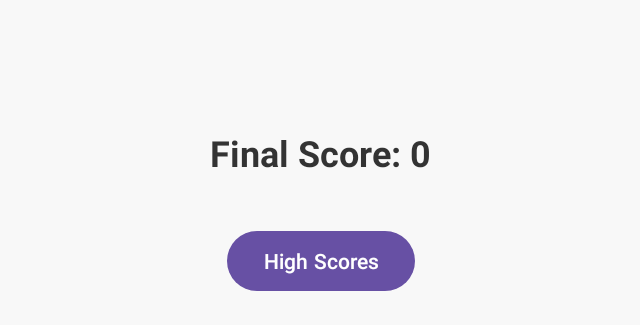
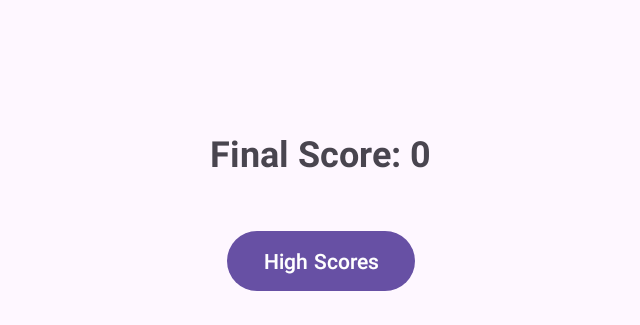
Before and after one commit to MizunashiEnigma/MAD_SequenceGame_Final_Project, an Android app: the screen it shows after launch (GameOverActivity), on a phone screen of 824 x 412 dp (held sideways). Shown: the top 325 px of the screen, without its empty margins (297-937 px from the left). Run offline under Robolectric (Android 15) with nearby library versions, the phone set to English and light mode, and no system bars.

Commit message:
IT WORKS

```diff
--- a/app/src/main/res/layout/activity_gameover.xml
+++ b/app/src/main/res/layout/activity_gameover.xml
@@ -3,7 +3,6 @@
     android:layout_width="match_parent"
     android:layout_height="match_parent"
     android:padding="32dp"
-    android:background="#f8f8f8"
     android:gravity="center">
 
     <TextView
@@ -12,7 +11,6 @@
         android:layout_height="wrap_content"
         android:text="Final Score: 0"
         android:textSize="24sp"
-        android:textColor="#333333"
         android:textStyle="bold"
         android:layout_centerHorizontal="true"
         android:layout_marginBottom="32dp" />
@@ -22,7 +20,6 @@
         android:layout_width="wrap_content"
         android:layout_height="wrap_content"
         android:text="High Scores"
-        android:textColor="#FFFFFF"
         android:layout_below="@id/scoreTV"
         android:layout_centerHorizontal="true"
         android:layout_marginBottom="16dp" />
@@ -32,7 +29,6 @@
         android:layout_width="wrap_content"
         android:layout_height="wrap_content"
         android:text="Play Again"
-        android:textColor="#FFFFFF"
         android:layout_below="@id/highScoresButton"
         android:layout_centerHorizontal="true"
         android:layout_marginBottom="16dp" />
@@ -42,7 +38,6 @@
         android:layout_width="wrap_content"
         android:layout_height="wrap_content"
         android:text="Return to Home"
-        android:textColor="#FFFFFF"
         android:layout_below="@id/playAgainButton"
         android:layout_centerHorizontal="true" />
 </RelativeLayout>
--- a/app/src/main/res/layout/activity_main.xml
+++ b/app/src/main/res/layout/activity_main.xml
@@ -11,7 +11,6 @@
             android:layout_height="wrap_content"
             android:text="Welcome To Rotation"
             android:textSize="26sp"
-            android:textColor="#333333"
             android:textStyle="bold"
             android:layout_centerHorizontal="true"
             android:layout_marginTop="50dp"
@@ -23,7 +22,6 @@
             android:layout_height="wrap_content"
             android:text="Play"
             android:textSize="18sp"
-            android:textColor="#FFFFFF"
             android:layout_centerInParent="true"
             android:layout_marginTop="150dp"
             />
--- a/app/src/main/res/layout/dialog_get_name.xml
+++ b/app/src/main/res/layout/dialog_get_name.xml
@@ -2,7 +2,6 @@
 <LinearLayout xmlns:android="http://schemas.android.com/apk/res/android"
     android:layout_width="match_parent"
     android:layout_height="wrap_content"
-    android:orientation="vertical"
     android:padding="16dp">
 
     <EditText
```
